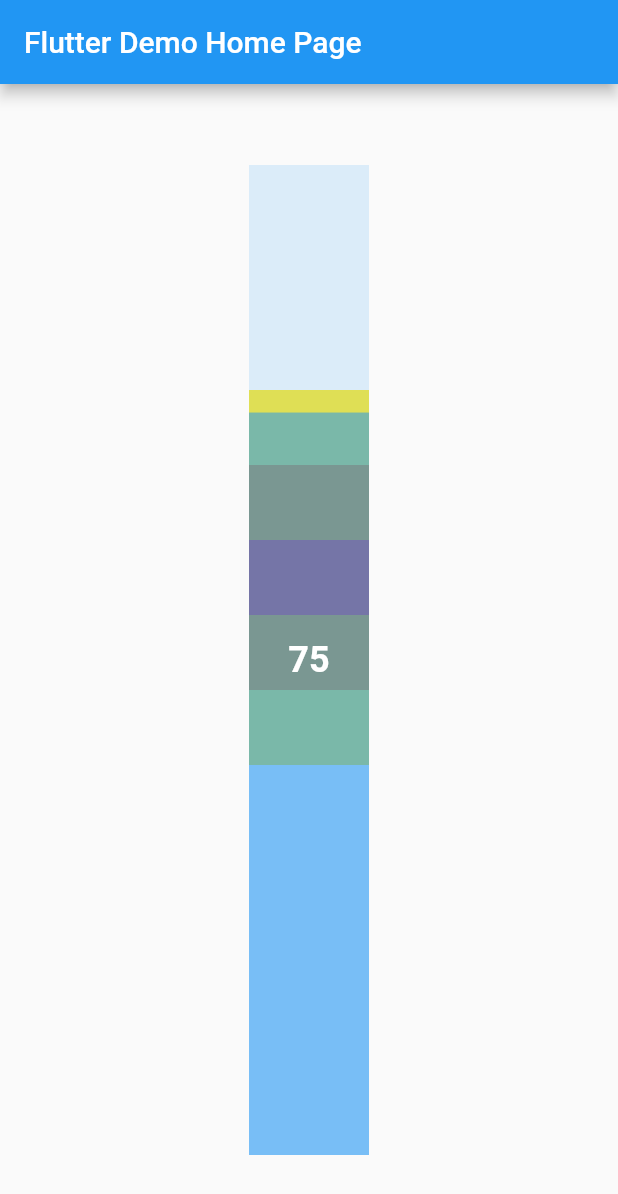
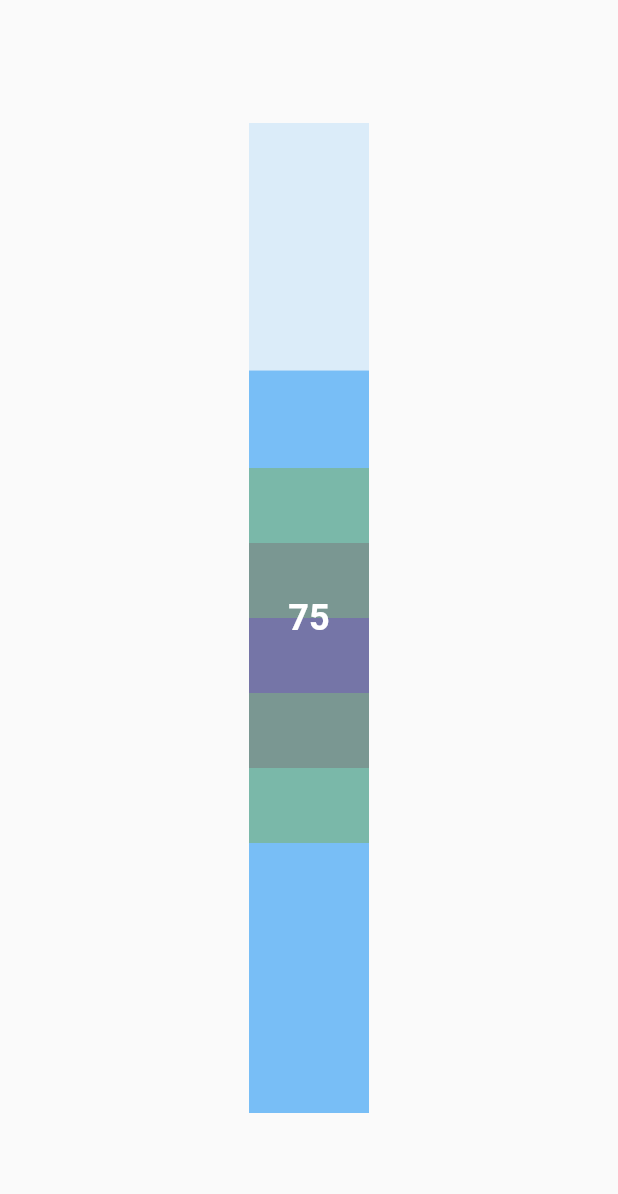
Before and after one commit to icsdaniel/filit, a Flutter app: the screen it shows after launch, on a phone screen of 412 x 824 dp. Shown: the top 1194 px of the screen. Run offline on Flutter 3.47's test engine with Material 2 defaults, Android fonts, the phone set to English and light mode, and no system bars.

Commit message:
levato i commentini xdxd

```diff
--- a/lib/main.dart
+++ b/lib/main.dart
@@ -7,7 +7,6 @@ void main() {
 }
 
 class MyApp extends StatelessWidget {
-  // This widget is the root of your application.
   @override
   Widget build(BuildContext context) {
     return MaterialApp(
@@ -31,46 +30,12 @@ class MyHomePage extends StatefulWidget {
 }
 
 class _MyHomePageState extends State<MyHomePage> {
-  int _counter = 0;
-
-  void _incrementCounter() {
-    setState(() {
-      _counter++;
-    });
-  }
 
   @override
   Widget build(BuildContext context) {
-    // This method is rerun every time setState is called, for instance as done
-    // by the _incrementCounter method above.
-    //
-    // The Flutter framework has been optimized to make rerunning build methods
-    // fast, so that you can just rebuild anything that needs updating rather
-    // than having to individually change instances of widgets.
     return Scaffold(
-      appBar: AppBar(
-        // Here we take the value from the MyHomePage object that was created by
-        // the App.build method, and use it to set our appbar title.
-        title: Text(widget.title),
-      ),
       body: Center(
-        // Center is a layout widget. It takes a single child and positions it
-        // in the middle of the parent.
         child: Column(
-          // Column is also a layout widget. It takes a list of children and
-          // arranges them vertically. By default, it sizes itself to fit its
-          // children horizontally, and tries to be as tall as its parent.
-          //
-          // Invoke "debug painting" (press "p" in the console, choose the
-          // "Toggle Debug Paint" action from the Flutter Inspector in Android
-          // Studio, or the "Toggle Debug Paint" command in Visual Studio Code)
-          // to see the wireframe for each widget.
-          //
-          // Column has various properties to control how it sizes itself and
-          // how it positions its children. Here we use mainAxisAlignment to
-          // center the children vertically; the main axis here is the vertical
-          // axis because Columns are vertical (the cross axis would be
-          // horizontal).
           mainAxisAlignment: MainAxisAlignment.center,
           children: <Widget>[
             Center(
--- a/lib/pointsBarVerticalWidget.dart
+++ b/lib/pointsBarVerticalWidget.dart
@@ -7,57 +7,33 @@ class PointsBarVerticalWidget extends StatelessWidget {
   @override
   Widget build(BuildContext context) {
     return Container(
-      width: 400,
+        width: 80,
         child: Column(
-          crossAxisAlignment: CrossAxisAlignment.stretch,
           children: [
-            Flexible(
-              fit: FlexFit.tight,
-              flex: _difficulty,
-              child: WhiteBox(),
-            ),
-            Flexible(
-              fit: FlexFit.tight,
-              flex: 1,
+            Container(
               child: YellowBox(),
             ),
-            Flexible(
-              fit: FlexFit.tight,
-              flex: 1,
+            Container(
               child: OrangeBox(),
             ),
-            Flexible(
-              fit: FlexFit.tight,
-              flex: 1,
+            Container(
               child: RedBox(),
             ),
-            Flexible(
-              fit: FlexFit.tight,
-              flex: 1,
+            Container(
               child: OrangeBox(),
             ),
-            Flexible(
-              fit: FlexFit.tight,
-              flex: 1,
+            Container(
               child: YellowBox(),
             ),
-            Flexible(
-              fit: FlexFit.tight,
-              flex: _difficulty,
-              child: WhiteBox(),
-            )
           ],
-        )
-    );
+        ));
   }
 }
-
 
 class RedBox extends StatelessWidget {
   @override
   Widget build(BuildContext context) {
     return Container(
-      width: 50,
       height: 50,
       decoration: BoxDecoration(
         color: Colors.red,
@@ -70,7 +46,6 @@ class OrangeBox extends StatelessWidget {
   @override
   Widget build(BuildContext context) {
     return Container(
-      width: 50,
       height: 50,
       decoration: BoxDecoration(
         color: Colors.orange,
@@ -83,7 +58,6 @@ class YellowBox extends StatelessWidget {
   @override
   Widget build(BuildContext context) {
     return Container(
-      width: 50,
       height: 50,
       decoration: BoxDecoration(
         color: Colors.yellow,
@@ -91,16 +65,3 @@ class YellowBox extends StatelessWidget {
     );
   }
 }
-
-class WhiteBox extends StatelessWidget {
-  @override
-  Widget build(BuildContext context) {
-    return Container(
-      width: 50,
-      height: 50,
-      decoration: BoxDecoration(
-        color: Colors.transparent,
-      ),
-    );
-  }
-}
--- a/lib/sliderVerticalWidgetFinal.dart
+++ b/lib/sliderVerticalWidgetFinal.dart
@@ -35,7 +35,7 @@ class _SliderVerticalWidgetState extends State<SliderVerticalWidget> {
           children: [
             Positioned(
               child: PointsBarVerticalWidget(),
-              top: 100
+              top: 230, //casi estremi con 660 di altezza: -100, +510
             ),
             Opacity(
               opacity: 0.6,
```
